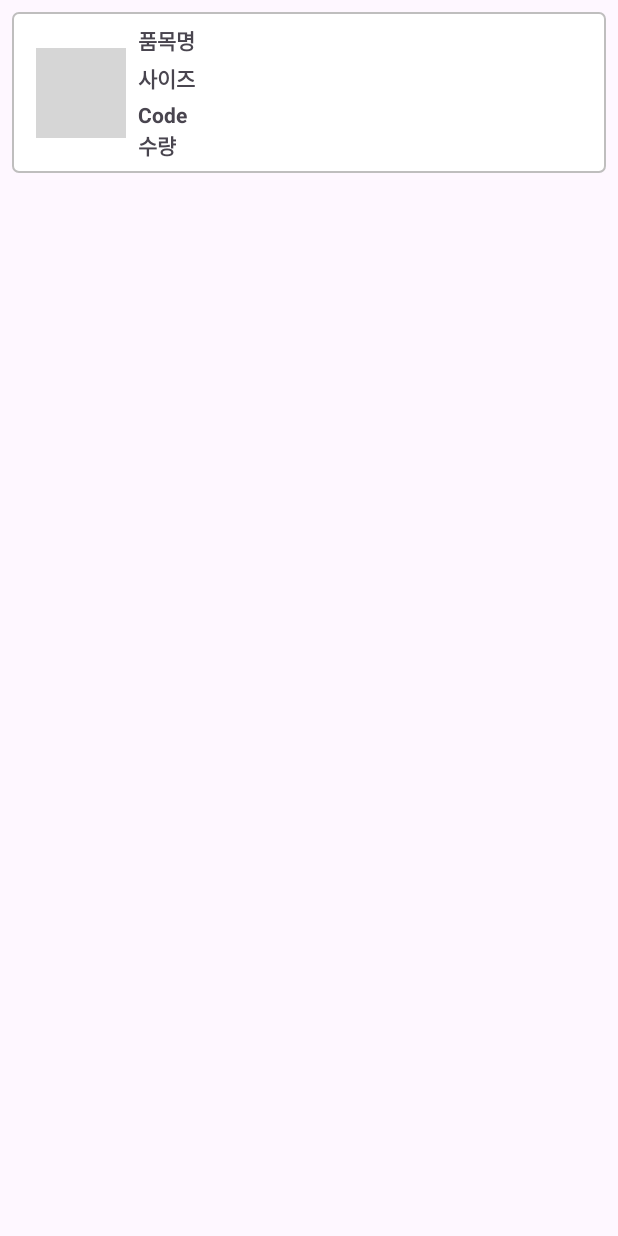
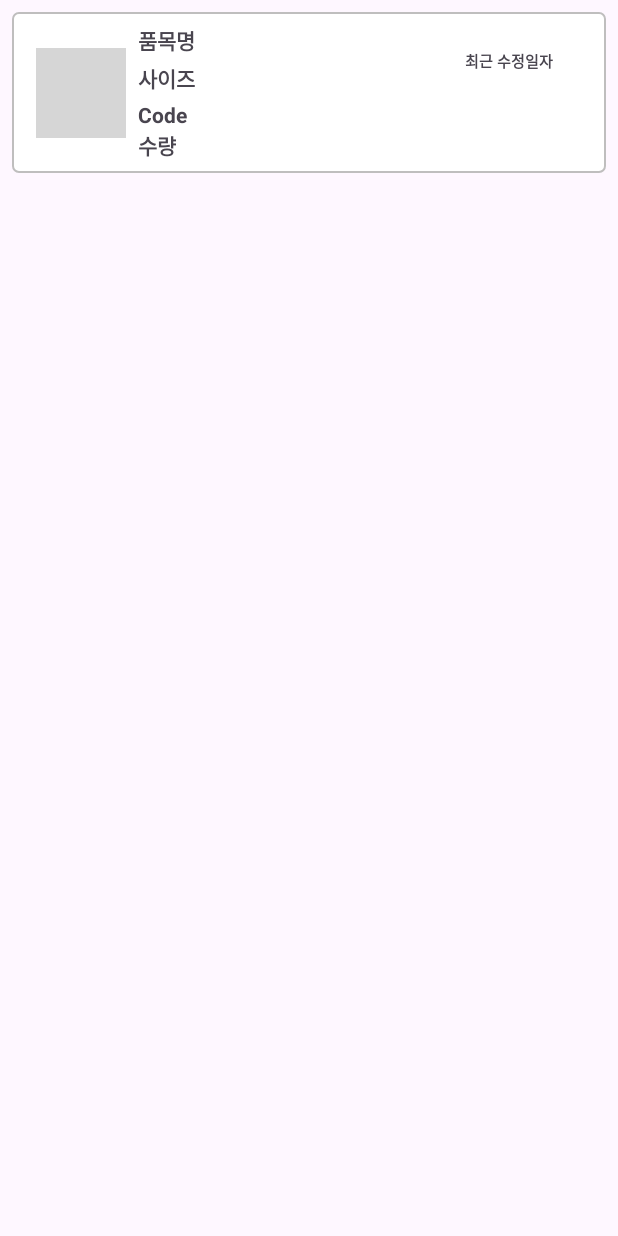
Before and after one commit to SD-duo/MorningCalm, an Android app: the layout fragment_fixture_item.xml on its own in the app's theme, with its tools: preview values and no code run, on a phone screen of 412 x 824 dp. Run offline under Robolectric (Android 15) with nearby library versions, the light colour scheme and no system bars; grey boxes are pictures that could not be loaded.

Commit message:
2025.4.4

```diff
--- a/app/src/main/java/com/android/myapplication/Adapter/BoneAdapter.kt
+++ b/app/src/main/java/com/android/myapplication/Adapter/BoneAdapter.kt
@@ -59,6 +59,7 @@ class BoneAdapter(
             tvQuantity.text = "재고 : " + item.quantity.toString()
             tvSize.isVisible = false
             tvCode.isVisible = false
+            tvTempo1.text = " ${item?.update_at}"
             root.setOnClickListener {
                 onItemClick(item) // 클릭된 아이템을 리스너로 전달
                 Log.d("ClickedView", "오스템 어버트먼트 어뎁터에서 아이템 클릭됨: ${item.name}")
--- a/app/src/main/java/com/android/myapplication/Adapter/IbsAbutmentAdapter.kt
+++ b/app/src/main/java/com/android/myapplication/Adapter/IbsAbutmentAdapter.kt
@@ -51,6 +51,7 @@ class IbsAbutmentAdapter(private val onItemClick: (Mc2.ResultData.Result) -> Uni
                 item?.diameter.toString() + " ø " + " x " + item?.height.toString() + " mm "
             tvCode.text = item?.code
             tvQuantity.text = "재고 : " + item.quantity.toString()
+            tvTempo1.text = " ${item?.update_at}"
             root.setOnClickListener {
                 onItemClick(item) // 클릭된 아이템을 리스너로 전달
             }
--- a/app/src/main/java/com/android/myapplication/Adapter/IbsFixtureAdapter.kt
+++ b/app/src/main/java/com/android/myapplication/Adapter/IbsFixtureAdapter.kt
@@ -46,6 +46,7 @@ class IbsFixtureAdapter(
             tvCode.text = item.code
             tvName.text = item.name
             tvQuantity.text = "재고 : " + item.quantity.toString()
+            tvTempo1.text = " ${item?.update_at}"
 
             root.setOnClickListener {
 
--- a/app/src/main/java/com/android/myapplication/Adapter/OsstemFixtureTSAdapter.kt
+++ b/app/src/main/java/com/android/myapplication/Adapter/OsstemFixtureTSAdapter.kt
@@ -44,12 +44,13 @@ class OsstemFixtureTSAdapter(private val onItemClick: (Mc2.ResultData.Result) ->
         fun bindItems(item: Mc2.ResultData.Result) = binding.apply {
 
 
-            ivImg.load(R.drawable.fixture_ts)
+            ivImg.load(R.drawable.tsfixture)
             tvName.text = item?.name
             tvSize.text =
                 item?.diameter.toString() + " ø " + " x " + item?.height.toString() + " mm "
             tvCode.text = item.icode
             tvQuantity.text = "재고 : " + item.quantity.toString()
+            tvTempo1.text = " ${item?.update_at}"
 
             root.setOnClickListener {
             onItemClick(item)
--- a/app/src/main/java/com/android/myapplication/Adapter/OsstemSSAbutmentAdapter.kt
+++ b/app/src/main/java/com/android/myapplication/Adapter/OsstemSSAbutmentAdapter.kt
@@ -47,11 +47,12 @@ class OsstemSSAbutmentAdapter(
 
         fun bindItems(item: Mc2.ResultData.Result) = binding.apply {
 
-            ivImg.load(R.drawable.teeth1)
+            ivImg.load(R.drawable.ssabt)
             tvName.text = item?.name
             tvSize.text =
-                item?.diameter.toString() + " ø " + " x " + item?.height.toString() + " mm "
+                item?.diameter.toString() + " ø " + " x " + item?.height.toString() + " mm " + item?.gheight.toString() + " G/H"
             tvQuantity.text = "재고 : " + item.quantity.toString()
+            tvTempo1.text = " ${item?.update_at}"
             root.setOnClickListener {
                 onItemClick(item) // 클릭된 아이템을 리스너로 전달
                 Log.d("ClickedView", "오스템 어버트먼트 어뎁터에서 아이템 클릭됨: ${item.name}")
--- a/app/src/main/java/com/android/myapplication/InventoryViewModel.kt
+++ b/app/src/main/java/com/android/myapplication/InventoryViewModel.kt
@@ -21,7 +21,7 @@ class InventoryViewModel : ViewModel() {
     val items: LiveData<List<Mc2.ResultData.Result>>
         get() = _items
 
-
+   // Delay 60 m/s
     fun getMcData() {
         _isLoading.value = true  // 🚀 로딩 시작
 
--- a/app/src/main/res/layout/fragment_fixture.xml
+++ b/app/src/main/res/layout/fragment_fixture.xml
@@ -74,7 +74,7 @@
             <com.google.android.material.tabs.TabItem
                 android:layout_width="wrap_content"
                 android:layout_height="wrap_content"
-                android:text="오스템SS&#10;[Fixture]"/>
+                android:text="오스템TS&#10;[Healing]"/>
             <com.google.android.material.tabs.TabItem
                 android:layout_width="wrap_content"
                 android:layout_height="wrap_content"
--- a/app/src/main/res/layout/fragment_fixture_item.xml
+++ b/app/src/main/res/layout/fragment_fixture_item.xml
@@ -79,27 +79,26 @@
         android:gravity="center"
         app:layout_constraintStart_toEndOf="@id/layout_item"
         app:layout_constraintTop_toTopOf="parent"
-        app:layout_constraintBottom_toBottomOf="parent"
-        android:visibility="gone">
-
-        <Button
-            android:id="@+id/tv_temporary"
+        app:layout_constraintBottom_toBottomOf="parent">
+        <TextView
+            android:layout_width="67dp"
+            android:layout_height="35dp"
+            android:textStyle="bold"
+            android:textSize="10sp"
+            android:text="최근 수정일자"
+            android:gravity="center"
+            android:backgroundTint="@color/DeleteRed" />
+        <TextView
+            android:id="@+id/tv_tempo1"
             android:layout_width="67dp"
             android:layout_height="35dp"
             android:layout_marginBottom="8dp"
             android:textStyle="bold"
             android:textSize="10sp"
-            android:text="사용"
+            android:gravity="center"
             android:backgroundTint="@color/Green"/>
-        <Button
-            android:layout_width="67dp"
-            android:layout_height="35dp"
-            android:textStyle="bold"
-            android:textSize="10sp"
-            android:text="삭제"
-            android:backgroundTint="@color/DeleteRed"/>
+
     </LinearLayout>
->
 
 
 </androidx.constraintlayout.widget.ConstraintLayout>
```
Also changed, not shown: app/src/main/java/com/android/myapplication/Adapter/OsstemFixtureSSAdapter.kt (+5 -2 lines), app/src/main/java/com/android/myapplication/Adapter/OsstemTSAbutmentAdapter.kt (+5 -2 lines), app/src/main/res/drawable/fixture_ss.jpg (deleted), app/src/main/res/drawable/fixture_ts.png (deleted), app/src/main/res/drawable/ssabt.png (added), app/src/main/res/drawable/ts_rigid_abt.png (added), app/src/main/res/drawable/ts_tranfer_abt.png (added), app/src/main/res/drawable/tsfixture.png (added), app/src/main/res/drawable/tshealing.png (added).
